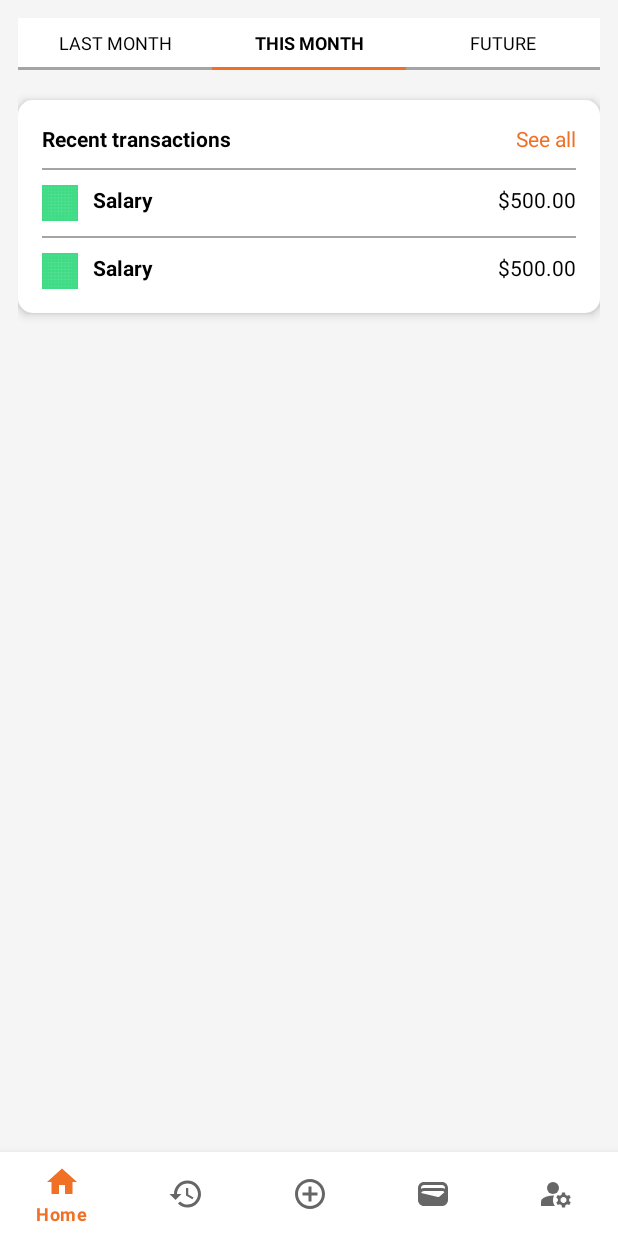
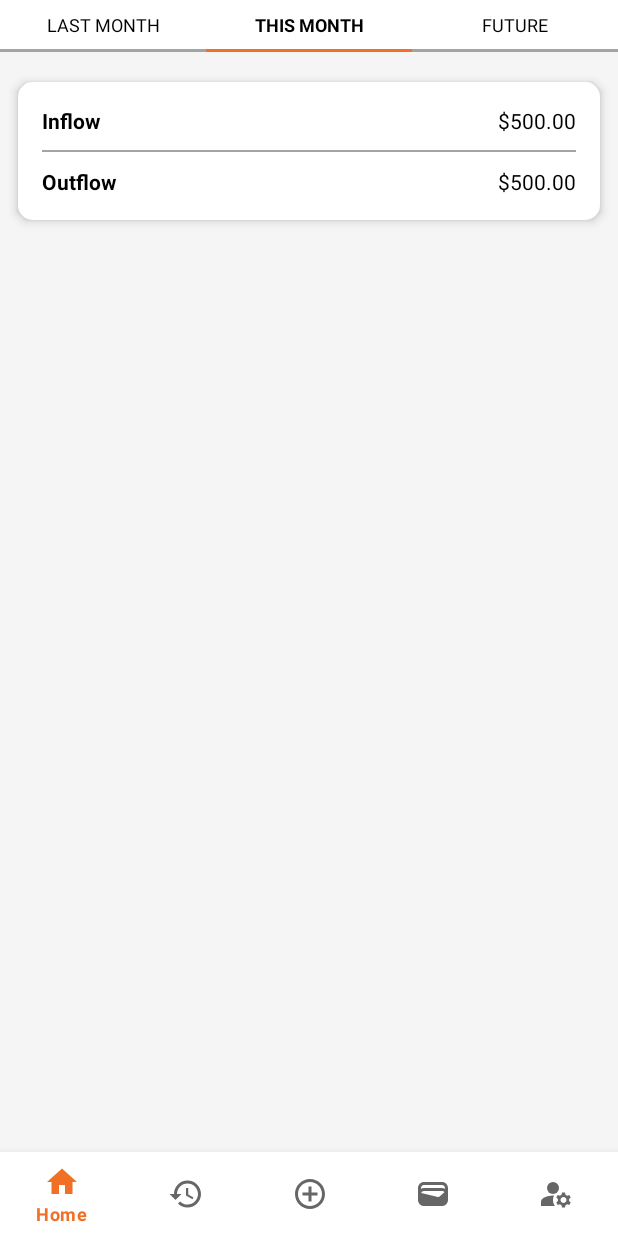
Before and after one commit to kypltIT/CampusExpenseManager, an Android app: the fragment TransactionFragment placed in its activity, on a phone screen of 412 x 824 dp. Run offline under Robolectric (Android 15) with nearby library versions, the phone set to English and light mode, and no system bars.

Commit message:
update colors.xml

```diff
--- a/app/src/main/res/layout/fragment_transaction.xml
+++ b/app/src/main/res/layout/fragment_transaction.xml
@@ -6,8 +6,8 @@
     android:layout_height="match_parent"
     android:background="@color/gray"
     android:orientation="vertical"
-    android:paddingHorizontal="12dp"
-    android:paddingVertical="12dp">
+    android:paddingHorizontal="0dp"
+    android:paddingVertical="0dp">
 
     <!-- Top Bar -->
 
@@ -15,9 +15,15 @@
 
     <!-- Wallets Section -->
 
+    <!-- Monthly Report Section -->
+    <!-- Top Spending Section -->
+
+    <!-- Recent Transactions Section -->
+
     <LinearLayout
         android:layout_width="match_parent"
         android:layout_height="wrap_content"
+        android:layout_marginHorizontal="-24dp"
         android:background="@color/white"
         android:orientation="vertical"
         android:paddingVertical="8dp">
@@ -112,57 +118,21 @@
 
     </LinearLayout>
 
-    <!-- Monthly Report Section -->
-    <!-- Top Spending Section -->
-
-    <!-- Recent Transactions Section -->
     <LinearLayout
         android:layout_width="wrap_content"
         android:layout_height="wrap_content"
+        android:layout_marginHorizontal="12dp"
         android:layout_marginTop="20dp"
         android:background="@drawable/rounded_background"
         android:elevation="4dp"
         android:orientation="vertical"
-        android:padding="16dp">
+        android:padding="16dp"
+        android:paddingHorizontal="0dp"
+        android:paddingVertical="0dp">
 
         <!-- Title and See all link -->
 
         <!-- Divider -->
-        <LinearLayout
-            android:layout_width="match_parent"
-            android:layout_height="match_parent"
-            android:gravity="center_vertical"
-            android:orientation="horizontal">
-
-            <!-- Wallets text on the left -->
-            <TextView
-                android:layout_width="0dp"
-                android:layout_height="wrap_content"
-                android:layout_weight="1"
-                android:gravity="start"
-                android:text="Recent transactions"
-                android:textColor="#000000"
-                android:textSize="14sp"
-                android:textStyle="bold" />
-
-            <!-- See all text on the right -->
-            <TextView
-                android:layout_width="wrap_content"
-                android:layout_height="wrap_content"
-                android:gravity="end"
-                android:text="See all"
-                android:textAlignment="center"
-                android:textColor="#F07025"
-                android:textSize="14sp"
-                tools:ignore="RtlCompat" />
-        </LinearLayout>
-
-        <View
-            android:layout_width="match_parent"
-            android:layout_height="1dp"
-            android:layout_marginTop="10dp"
-            android:layout_marginBottom="10dp"
-            android:background="#A4A4A4" />
 
         <!-- Transaction entries -->
 
@@ -171,12 +141,6 @@
             android:layout_width="match_parent"
             android:layout_height="match_parent"
             android:orientation="horizontal">
-
-            <ImageView
-                android:layout_width="24dp"
-                android:layout_height="24dp"
-                android:layout_marginEnd="10dp"
-                android:src="@drawable/ic_launcher_background" />
 
             <LinearLayout
                 android:layout_width="match_parent"
@@ -188,7 +152,7 @@
                     android:layout_width="wrap_content"
                     android:layout_height="match_parent"
                     android:layout_weight="1"
-                    android:text="Salary"
+                    android:text="Inflow"
                     android:textColor="#000000"
                     android:textSize="14sp"
                     android:textStyle="bold" />
@@ -219,12 +183,6 @@
             android:layout_height="match_parent"
             android:orientation="horizontal">
 
-            <ImageView
-                android:layout_width="24dp"
-                android:layout_height="24dp"
-                android:layout_marginEnd="10dp"
-                android:src="@drawable/ic_launcher_background" />
-
             <LinearLayout
                 android:layout_width="match_parent"
                 android:layout_height="match_parent"
@@ -235,7 +193,7 @@
                     android:layout_width="wrap_content"
                     android:layout_height="match_parent"
                     android:layout_weight="1"
-                    android:text="Salary"
+                    android:text="Outflow"
                     android:textColor="#000000"
                     android:textSize="14sp"
                     android:textStyle="bold" />
--- a/app/src/main/res/values/colors.xml
+++ b/app/src/main/res/values/colors.xml
@@ -8,6 +8,8 @@
     <!-- Complementary colors -->
     <color name="blue_200">#25A0F0</color>      <!-- Light blue complement -->
     <color name="blue_700">#1878B8</color>      <!-- Dark blue complement -->
+    <color name="green_200">#1EA223</color>      <!-- Dark blue complement -->
+
 
     <!-- Neutral colors -->
     <color name="black">#000000</color>
```
